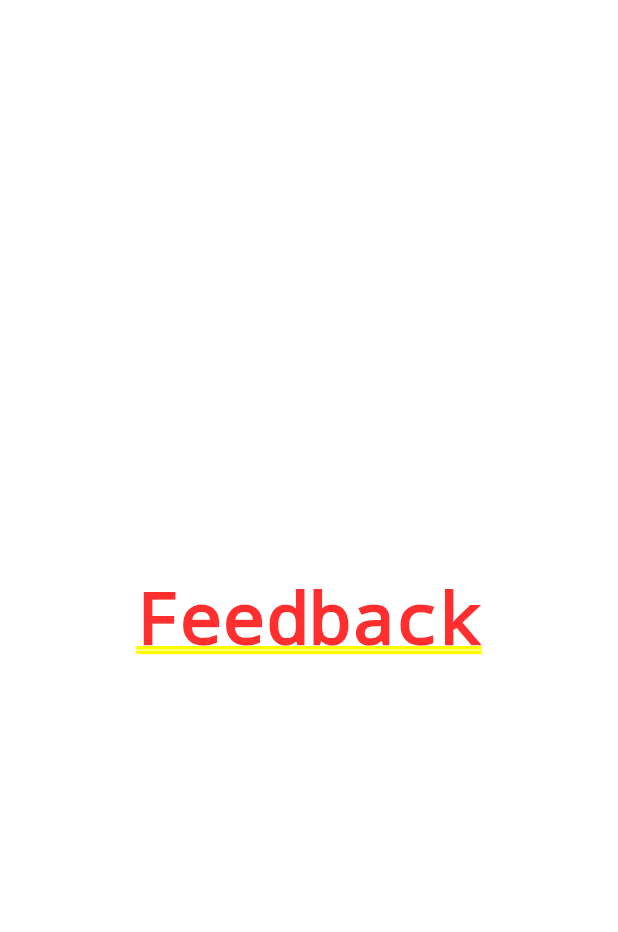
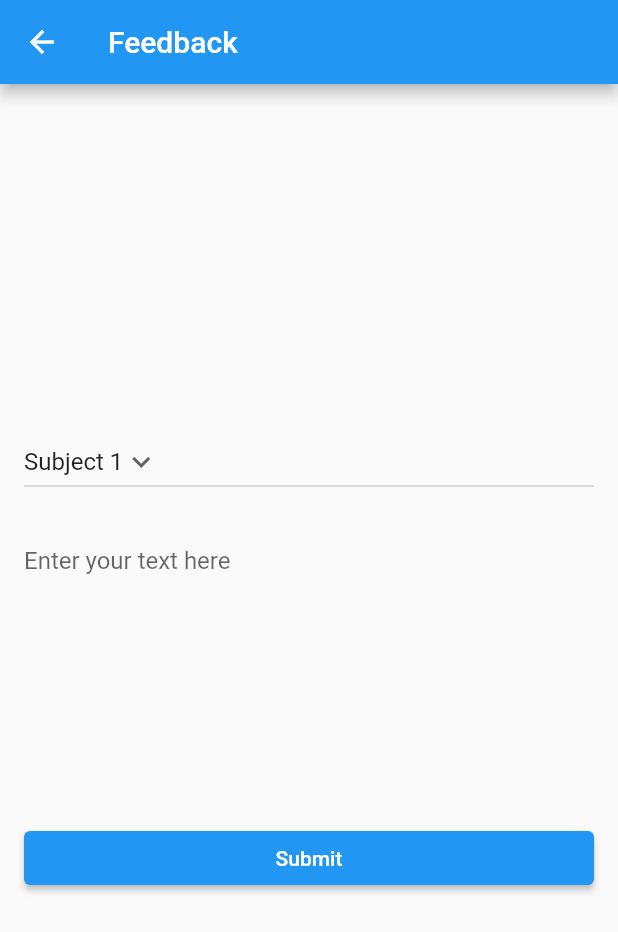
Before and after one commit to PG19CS06/Student-Portal-Android-App, a Flutter app: the screen it shows after launch, after a tap on "Feedback", on a phone screen of 412 x 824 dp. Shown: the top 932 px of the screen. Run offline on Flutter 3.47's test engine with Material 2 defaults, Android fonts, the phone set to English and light mode, and no system bars.

Commit message:
feedback

```diff
--- a/lib/pages/feedback/feedback.dart
+++ b/lib/pages/feedback/feedback.dart
@@ -5,9 +5,55 @@ class FeedbackPage extends StatelessWidget {
 
   @override
   Widget build(BuildContext context) {
-    return Container(
-      child: Center(
-        child: Text("Feedback"),
+    // Initial Selected Value
+    String dropdownvalue = 'Subject 1';
+
+    // List of items in our dropdown menu
+    var items = [
+      'Subject 1',
+      'Subject 2',
+      'Subject 3',
+      'Subject 4',
+      'Subject 5',];
+    return Scaffold(
+      appBar: AppBar(title: Text("Feedback"),),
+      body: Column(
+        mainAxisAlignment: MainAxisAlignment.center,
+        crossAxisAlignment: CrossAxisAlignment.stretch,
+        children: [
+          Padding(
+            padding: const EdgeInsets.all(16.0),
+            child: DropdownButton(
+// Initial Value
+              value: dropdownvalue,
+
+              // Down Arrow Icon
+              icon: const Icon(Icons.keyboard_arrow_down),
+
+              // Array list of items
+              items: items.map((String items) {
+                return DropdownMenuItem(
+                  value: items,
+                  child: Text(items),
+                );
+              }).toList(),
+              // After selecting the desired option,it will
+              // change button value to selected value
+              onChanged: (String? newValue) {
+              },          ),
+          ),
+          Padding(
+            padding: EdgeInsets.all(16.0),
+            child: TextField(
+              maxLines: 8, //or null
+              decoration: InputDecoration.collapsed(hintText: "Enter your text here"),
+            ),
+          ),
+          Padding(
+            padding: const EdgeInsets.all(16.0),
+            child: ElevatedButton(onPressed: (){}, child: Text("Submit")),
+          )
+        ],
       ),
     );
   }
```
